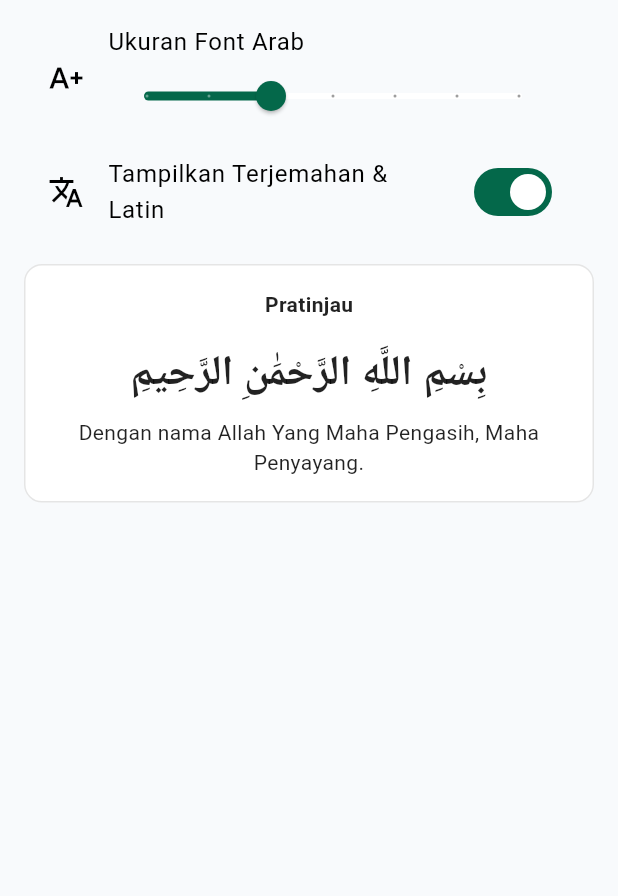
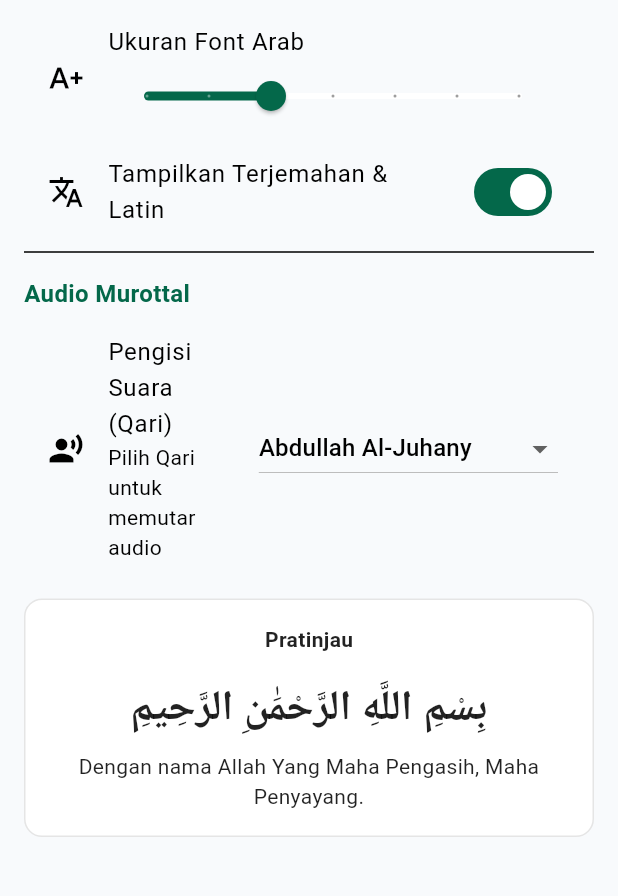
Before and after one commit to nurilabror494-wq/al-quran, a Flutter app: the SettingsPage screen opened directly, on a phone screen of 412 x 824 dp, the part 321-1217 px from its top. Run offline on Flutter 3.47's test engine with Material 3 defaults, Android fonts, the phone set to English and light mode, and no system bars; our stand-ins replace audio_video_progress_bar, dartz, dio, equatable, flutter_bloc, get_it and 3 more; accounts and stored records are empty; network calls fail; Roboto replaces fonts that are missing (Amiri).

Commit message:
feat: implement application settings and integrate them into surah detail view

```diff
--- a/lib/presentation/bloc/settings/settings_cubit.dart
+++ b/lib/presentation/bloc/settings/settings_cubit.dart
@@ -13,11 +13,13 @@ class SettingsCubit extends Cubit<SettingsState> {
     final themeMode = hiveStorage.getSettings('themeMode', defaultValue: 'system');
     final arabicFontSize = hiveStorage.getSettings('arabicFontSize', defaultValue: 28.0);
     final showTranslation = hiveStorage.getSettings('showTranslation', defaultValue: true);
+    final qari = hiveStorage.getSettings('qari', defaultValue: 'Abdullah-Al-Juhany');
 
     emit(SettingsState(
       themeMode: themeMode,
       arabicFontSize: arabicFontSize,
       showTranslation: showTranslation,
+      qari: qari,
     ));
   }
 
@@ -35,4 +37,9 @@ class SettingsCubit extends Cubit<SettingsState> {
     hiveStorage.saveSettings('showTranslation', show);
     emit(state.copyWith(showTranslation: show));
   }
+
+  void updateQari(String newQari) {
+    hiveStorage.saveSettings('qari', newQari);
+    emit(state.copyWith(qari: newQari));
+  }
 }
--- a/lib/presentation/bloc/settings/settings_state.dart
+++ b/lib/presentation/bloc/settings/settings_state.dart
@@ -4,25 +4,29 @@ class SettingsState extends Equatable {
   final String themeMode; // 'system', 'light', 'dark'
   final double arabicFontSize;
   final bool showTranslation;
+  final String qari;
 
   const SettingsState({
     this.themeMode = 'system',
     this.arabicFontSize = 28.0,
     this.showTranslation = true,
+    this.qari = 'Abdullah-Al-Juhany',
   });
 
   SettingsState copyWith({
     String? themeMode,
     double? arabicFontSize,
     bool? showTranslation,
+    String? qari,
   }) {
     return SettingsState(
       themeMode: themeMode ?? this.themeMode,
       arabicFontSize: arabicFontSize ?? this.arabicFontSize,
       showTranslation: showTranslation ?? this.showTranslation,
+      qari: qari ?? this.qari,
     );
   }
 
   @override
-  List<Object> get props => [themeMode, arabicFontSize, showTranslation];
+  List<Object> get props => [themeMode, arabicFontSize, showTranslation, qari];
 }
--- a/lib/presentation/pages/settings_page.dart
+++ b/lib/presentation/pages/settings_page.dart
@@ -59,6 +59,29 @@ class SettingsPage extends StatelessWidget {
                   onChanged: (bool value) {
                     context.read<SettingsCubit>().toggleTranslation(value);
                   },
+                ),
+              ),
+              const Divider(),
+              const _SectionHeader(title: 'Audio Murottal'),
+              ListTile(
+                leading: const Icon(Icons.record_voice_over),
+                title: const Text('Pengisi Suara (Qari)'),
+                subtitle: const Text('Pilih Qari untuk memutar audio'),
+                trailing: DropdownButton<String>(
+                  value: state.qari,
+                  onChanged: (String? newValue) {
+                    if (newValue != null) {
+                      context.read<SettingsCubit>().updateQari(newValue);
+                    }
+                  },
+                  items: const [
+                    DropdownMenuItem(value: 'Abdullah-Al-Juhany', child: Text('Abdullah Al-Juhany')),
+                    DropdownMenuItem(value: 'Abdul-Muhsin-Al-Qasim', child: Text('Abdul Muhsin Al-Qasim')),
+                    DropdownMenuItem(value: 'Abdurrahman-as-Sudais', child: Text('Abdurrahman as-Sudais')),
+                    DropdownMenuItem(value: 'Ibrahim-Al-Dossari', child: Text('Ibrahim Al-Dossari')),
+                    DropdownMenuItem(value: 'Misyari-Rasyid-Al-Afasi', child: Text('Misyari Rasyid Al-Afasi')),
+                    DropdownMenuItem(value: 'Yasser-Al-Dosari', child: Text('Yasser Al-Dosari')),
+                  ],
                 ),
               ),
               const SizedBox(height: 16),
--- a/lib/presentation/pages/surah_detail_page.dart
+++ b/lib/presentation/pages/surah_detail_page.dart
@@ -68,9 +68,12 @@ class _SurahDetailPageState extends State<SurahDetailPage> {
           _isPlayingFullSurah = false;
         });
 
+        final qari = context.read<SettingsCubit>().state.qari;
+        final finalUrl = url.replaceFirst('Abdullah-Al-Juhany', qari);
+
         // Check if downloaded
-        final localPath = sl<DownloadManager>().getLocalPathIfDownloaded(url);
-        final playUrl = localPath ?? url;
+        final localPath = sl<DownloadManager>().getLocalPathIfDownloaded(finalUrl);
+        final playUrl = localPath ?? finalUrl;
 
         await _audioPlayer.stop();
         if (localPath != null) {
@@ -100,8 +103,11 @@ class _SurahDetailPageState extends State<SurahDetailPage> {
           _playingAyahNomor = null;
         });
 
-        final localPath = sl<DownloadManager>().getLocalPathIfDownloaded(url);
-        final playUrl = localPath ?? url;
+        final qari = context.read<SettingsCubit>().state.qari;
+        final finalUrl = url.replaceFirst('Abdullah-Al-Juhany', qari);
+
+        final localPath = sl<DownloadManager>().getLocalPathIfDownloaded(finalUrl);
+        final playUrl = localPath ?? finalUrl;
 
         await _audioPlayer.stop();
         if (localPath != null) {
@@ -122,7 +128,10 @@ class _SurahDetailPageState extends State<SurahDetailPage> {
 
   void _downloadFullSurah(String url) async {
     setState(() => _isDownloading = true);
-    final path = await sl<DownloadManager>().downloadAudio(url, 'surah_${widget.nomorSurah}.mp3', null);
+    final qari = context.read<SettingsCubit>().state.qari;
+    final finalUrl = url.replaceFirst('Abdullah-Al-Juhany', qari);
+
+    final path = await sl<DownloadManager>().downloadAudio(finalUrl, 'surah_${widget.nomorSurah}_$qari.mp3', null);
     if (!mounted) return;
     setState(() => _isDownloading = false);
     if (path != null) {
```
